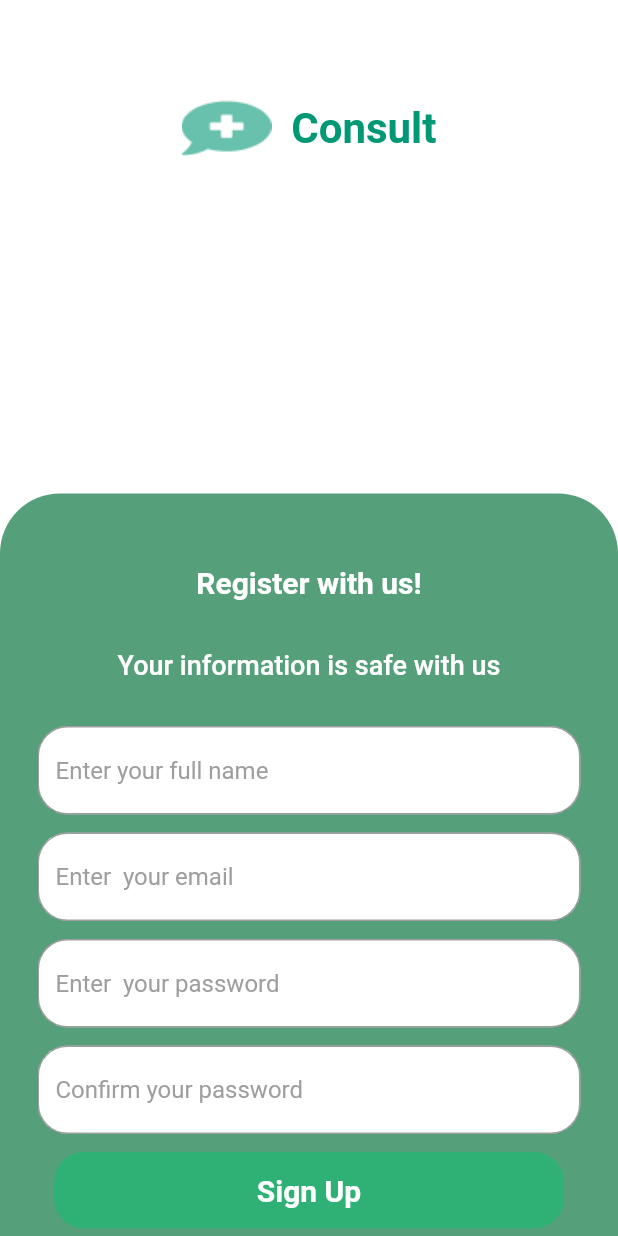
After one commit to Wahyuard13/belajar_flutter, a Flutter app: the screen it shows after launch, after a tap on "Get Started", on a phone screen of 412 x 824 dp. The commit adds this screen. Run offline on Flutter 3.47's test engine with Material 2 defaults, Android fonts, the phone set to English and light mode, and no system bars; Roboto replaces fonts that are missing (verdana_regular).

Commit message:
create sign up view with textfield reusable widget

```diff
--- /dev/null
+++ b/lib/ui/safe_area_tes.dart
@@ -0,0 +1,27 @@
+import 'package:flutter/material.dart';
+import 'package:flutter/src/widgets/framework.dart';
+import 'package:flutter/src/widgets/placeholder.dart';
+
+class SafeAreaTest extends StatelessWidget {
+  const SafeAreaTest({super.key});
+
+  @override
+  Widget build(BuildContext context) {
+    return Scaffold(
+      body: Column(
+        children: <Widget>[
+          Container(
+            height: 400,
+            width: 300,
+            color: Colors.blue,
+            child: SafeArea(
+              child: Text(
+                'Anggaplah ini carousel',
+              ),
+            ),
+          )
+        ],
+      ),
+    );
+  }
+}
--- /dev/null
+++ b/lib/ui/sign_up_view.dart
@@ -0,0 +1,200 @@
+import 'dart:ui';
+
+import 'package:belajar_flutter/ui/widgets/spacings.dart';
+import 'package:flutter/material.dart';
+
+class SignUpView extends StatefulWidget {
+  const SignUpView({super.key});
+
+  @override
+  State<SignUpView> createState() => _SignUpViewState();
+}
+
+class _SignUpViewState extends State<SignUpView> {
+  final _fullNameController = TextEditingController();
+  final _emailController = TextEditingController();
+  final _passwordController = TextEditingController();
+  final _confirmPasswordController = TextEditingController();
+
+  @override
+  Widget build(BuildContext context) {
+    return Scaffold(
+      backgroundColor: Colors.white,
+      body: Stack(
+        alignment: Alignment.bottomCenter,
+        children: [
+          SizedBox(
+            width: window.physicalSize.width,
+            height: window.physicalSize.height,
+            child: Padding(
+              padding: const EdgeInsets.only(
+                top: 65,
+              ),
+              child: Align(
+                alignment: Alignment.topCenter,
+                child: Row(
+                  mainAxisAlignment: MainAxisAlignment.center,
+                  children: [
+                    Image.asset(
+                      'assets/logo.png',
+                      height: 41,
+                      width: 60,
+                    ),
+                    Spacings.hSpace(13),
+                    const Text(
+                      'Consult',
+                      style: TextStyle(
+                        color: Color(0xFF019874),
+                        fontSize: 28,
+                        fontWeight: FontWeight.w700,
+                      ),
+                    ),
+                  ],
+                ),
+              ),
+            ),
+          ),
+          Container(
+            width: window.physicalSize.width,
+            height: window.physicalSize.height * 0.275,
+            decoration: const BoxDecoration(
+              borderRadius: BorderRadius.only(
+                topLeft: Radius.circular(
+                  40,
+                ),
+                topRight: Radius.circular(
+                  40,
+                ),
+              ),
+              color: Color.fromARGB(255, 85, 159, 123),
+            ),
+            child: Padding(
+              padding: const EdgeInsets.symmetric(
+                horizontal: 25,
+              ),
+              child: SingleChildScrollView(
+                child: Column(
+                  children: <Widget>[
+                    Spacings.vSpace(48),
+                    const Text(
+                      'Register with us!',
+                      style: TextStyle(
+                        color: Colors.white,
+                        fontSize: 20,
+                        fontWeight: FontWeight.w700,
+                      ),
+                    ),
+                    Spacings.vSpace(33),
+                    const Text(
+                      'Your information is safe with us',
+                      style: TextStyle(
+                        color: Colors.white,
+                        fontSize: 18,
+                        fontWeight: FontWeight.w500,
+                      ),
+                    ),
+                    Spacings.vSpace(30),
+                    _buildTextField(
+                      controller: _fullNameController,
+                      hint: 'Enter your full name',
+                    ),
+                    Spacings.vSpace(12),
+                    _buildTextField(
+                      controller: _emailController,
+                      hint: 'Enter  your email',
+                    ),
+                    Spacings.vSpace(12),
+                    _buildTextField(
+                      controller: _passwordController,
+                      hint: 'Enter  your password',
+                    ),
+                    Spacings.vSpace(12),
+                    _buildTextField(
+                      controller: _confirmPasswordController,
+                      hint: 'Confirm your password',
+                    ),
+                    Spacings.vSpace(12),
+                    GestureDetector(
+                      onTap: () => Navigator.push(
+                        context,
+                        MaterialPageRoute(
+                          builder: (context) => const SignUpView(),
+                        ),
+                      ),
+                      child: Container(
+                        width: 340,
+                        height: 51,
+                        decoration: const BoxDecoration(
+                          borderRadius: BorderRadius.all(
+                            Radius.circular(
+                              20,
+                            ),
+                          ),
+                          color: Color(0xFF2FB176),
+                        ),
+                        child: const Center(
+                          child: Text(
+                            'Sign Up',
+                            style: TextStyle(
+                              color: Colors.white,
+                              fontSize: 20,
+                              fontWeight: FontWeight.w700,
+                            ),
+                          ),
+                        ),
+                      ),
+                    ),
+                    Spacings.vSpace(30),
+                  ],
+                ),
+              ),
+            ),
+          ),
+        ],
+      ),
+    );
+  }
+
+  Widget _buildTextField({
+    required TextEditingController controller,
+    required String hint,
+  }) {
+    return Container(
+      decoration: const BoxDecoration(
+        borderRadius: BorderRadius.all(
+          Radius.circular(
+            20,
+          ),
+        ),
+        color: Colors.white,
+      ),
+      child: TextFormField(
+        controller: controller,
+        decoration: InputDecoration(
+          focusColor: Colors.white,
+          border: OutlineInputBorder(
+            borderRadius: BorderRadius.circular(20.0),
+          ),
+
+          focusedBorder: OutlineInputBorder(
+            borderSide: const BorderSide(
+              color: Colors.transparent,
+              width: 1.0,
+            ),
+            borderRadius: BorderRadius.circular(20.0),
+          ),
+          fillColor: Colors.white,
+
+          hintText: hint,
+          //make hint text
+          hintStyle: const TextStyle(
+            color: Colors.grey,
+            fontSize: 16,
+            fontFamily: "verdana_regular",
+            fontWeight: FontWeight.w400,
+          ),
+        ),
+      ),
+    );
+  }
+}
--- a/lib/ui/splash_screen_view.dart
+++ b/lib/ui/splash_screen_view.dart
@@ -1,3 +1,5 @@
+import 'package:belajar_flutter/ui/safe_area_tes.dart';
+import 'package:belajar_flutter/ui/sign_up_view.dart';
 import 'package:belajar_flutter/ui/widgets/spacings.dart';
 import 'package:flutter/material.dart';
 import 'package:flutter/src/widgets/framework.dart';
@@ -68,7 +70,14 @@ class SplashScreenView extends StatelessWidget {
                   ),
                 ),
                 Spacings.vSpace(74),
-                Container(
+                GestureDetector(
+                  onTap: () => Navigator.push(
+                    context,
+                    MaterialPageRoute(
+                      builder: (context) => const SignUpView(),
+                    ),
+                  ),
+                  child: Container(
                     width: 300,
                     height: 51,
                     decoration: const BoxDecoration(
@@ -90,6 +99,7 @@ class SplashScreenView extends StatelessWidget {
                       ),
                     ),
                   ),
+                ),
                 Spacings.vSpace(36),
               ],
             ),
```
Lines whose indentation alone changed are shown as unchanged.
